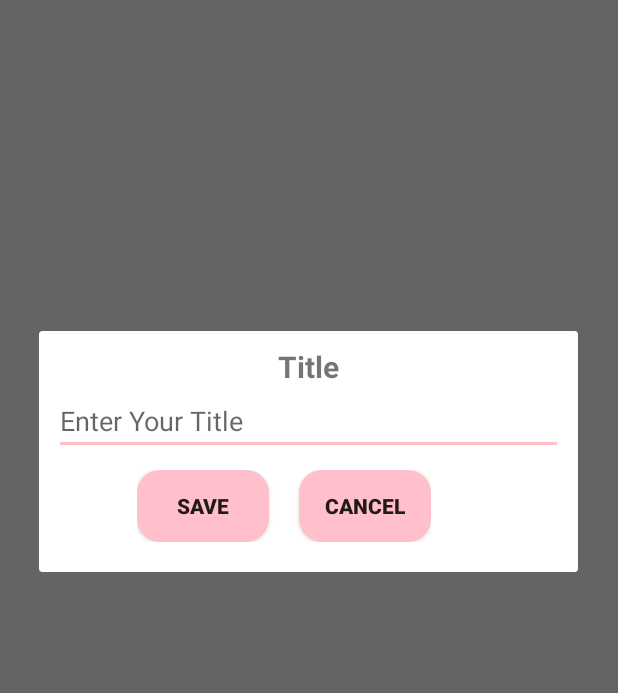
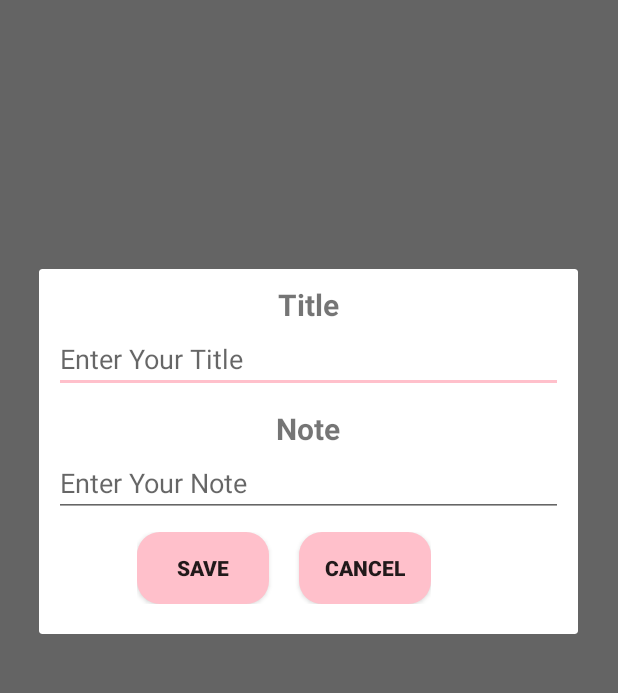
Before and after one commit to rofifahnurul/Tugas-App-toDoList, an Android app: the screen it shows after launch (MainActivity), after a tap on "Add", on a phone screen of 412 x 824 dp, the part 166-859 px from its top. Run offline under Robolectric (Android 15) with nearby library versions, the phone set to English and light mode, and no system bars; our stand-ins replace Room's generated code.

Commit message:
Add Note at Dialog ALert

```diff
--- a/ToDo-List/app/src/main/res/layout/add_layout.xml
+++ b/ToDo-List/app/src/main/res/layout/add_layout.xml
@@ -23,6 +23,24 @@
         android:hint="@string/hintTitle"
         android:id="@+id/addTittle"/>
 
+    <TextView
+        android:layout_width="match_parent"
+        android:layout_height="wrap_content"
+        android:layout_marginTop="10dp"
+        android:textSize="20sp"
+        android:textStyle="bold"
+        android:layout_marginStart="10dp"
+        android:layout_marginEnd="10dp"
+        android:text="@string/Note"
+        android:textAlignment="center"/>
+
+    <EditText
+        android:layout_width="match_parent"
+        android:layout_marginStart="10dp"
+        android:layout_marginEnd="10dp"
+        android:layout_height="match_parent"
+        android:hint="@string/hintNote"
+        android:id="@+id/addNote"/>
 
     <LinearLayout
         android:layout_width="wrap_content"
--- a/ToDo-List/app/src/main/res/values/strings.xml
+++ b/ToDo-List/app/src/main/res/values/strings.xml
@@ -7,4 +7,6 @@
     <string name="hintTitle">Enter Your Title</string>
     <string name="save">Save</string>
     <string name="cancel">Cancel</string>
+    <string name="Note">Note</string>
+    <string name="hintNote">Enter Your Note</string>
 </resources>
```
